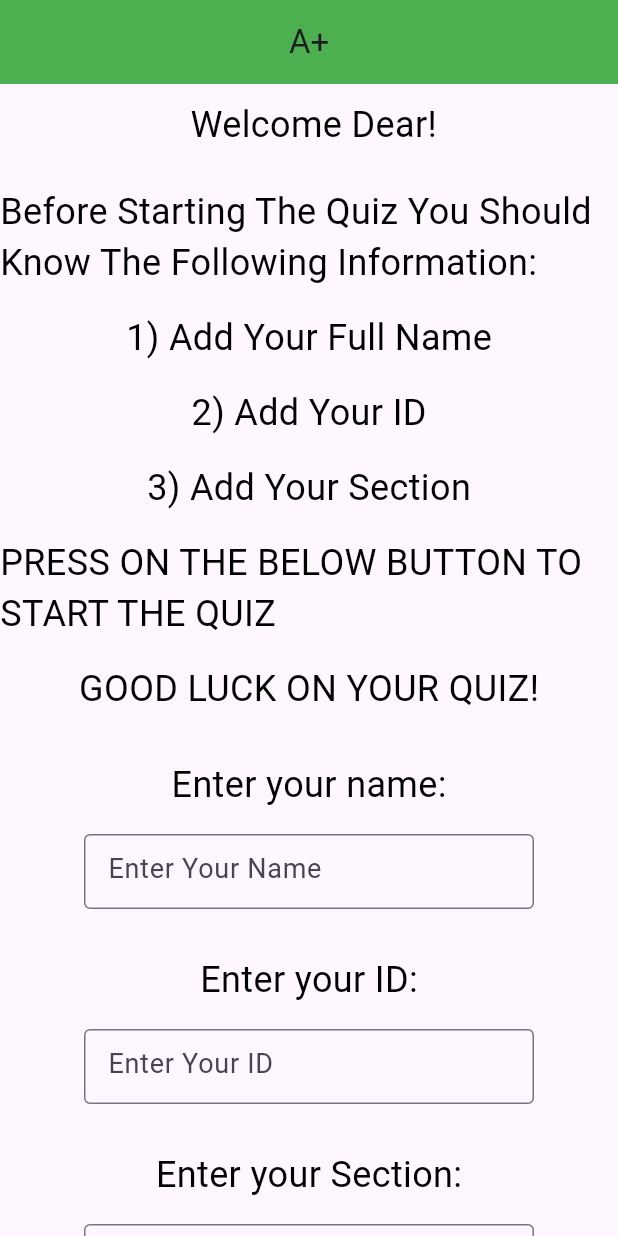
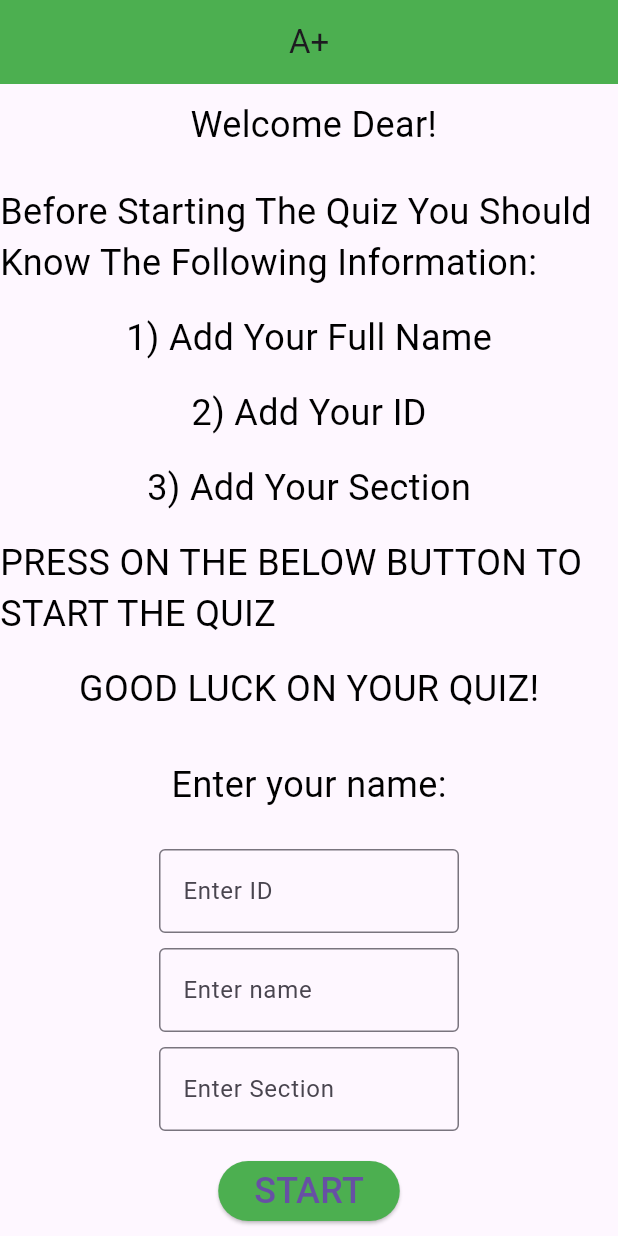
Before and after one commit to berrizahraa/project2, a Flutter app: the screen it shows after launch, on a phone screen of 412 x 824 dp. Run offline on Flutter 3.47's test engine with Material 3 defaults, Android fonts, the phone set to English and light mode, and no system bars.

Commit message:
initial commit

```diff
--- a/lib/home.dart
+++ b/lib/home.dart
@@ -1,6 +1,6 @@
 import 'package:flutter/material.dart';
+import 'package:project1/result.dart';
 import 'quiz.dart';
-
 
 class Home extends StatefulWidget {
   const Home({super.key});
@@ -10,9 +10,11 @@ class Home extends StatefulWidget {
 }
 
 class _HomeState extends State<Home> {
+  final GlobalKey<FormState> _formkey = GlobalKey<FormState>();
   final TextEditingController _controllerName = TextEditingController();
   final TextEditingController _controllerId = TextEditingController();
   final TextEditingController _controllerS = TextEditingController();
+  bool _loading = false;
 
 
   @override
@@ -21,60 +23,6 @@ class _HomeState extends State<Home> {
     _controllerId.dispose();
     _controllerS.dispose();
     super.dispose();
-  }
-
-  void openQuiz() {
-    try {
-      String name = _controllerName.text.trim();
-      String idText = _controllerId.text;
-      String section = _controllerS.text;
-
-      if (name.isEmpty || idText.isEmpty || section.isEmpty) {
-        ScaffoldMessenger.of(context).showSnackBar(
-          const SnackBar(content: Text('Please fill in all the fields')),
-        );
-        return;
-      }
-
-      int id;
-      try {
-        id = int.parse(idText);
-      } catch (e) {
-        ScaffoldMessenger.of(context).showSnackBar(
-          const SnackBar(content: Text('ID must be a valid number')),
-        );
-        return;
-      }
-
-      List<String> nameParts = name.split(' ');
-
-      if (nameParts.length >= 2 && _isAlpha(nameParts[0]) && _isAlpha(nameParts[1])) {
-        if (_isAlpha(section)) {
-          Navigator.of(context).push(
-            MaterialPageRoute(builder: (context) => const Quiz()),
-          );
-        } else {
-          ScaffoldMessenger.of(context).showSnackBar(
-            const SnackBar(content: Text('Section must contain only alphabetic characters')),
-          );
-        }
-      } else {
-        ScaffoldMessenger.of(context).showSnackBar(
-          const SnackBar(content: Text('Please enter a full name with at least two parts')),
-        );
-      }
-    } catch (e) {
-      ScaffoldMessenger.of(context).showSnackBar(
-        const SnackBar(content: Text('Check if all your information are correct')),
-      );
-    }
-  }
-
-
-
-  bool _isAlpha(String input) {
-    RegExp alphaPattern = RegExp(r'^[a-zA-Z]+$');
-    return alphaPattern.hasMatch(input);
   }
 
 
@@ -109,49 +57,85 @@ class _HomeState extends State<Home> {
               const SizedBox(height: 30.0,),
               const EditText(text: 'Enter your name:'),
               const SizedBox(height: 16.0,),
-              SizedBox(width: 300.0, height: 50.0,
-                      child: TextField(controller: _controllerName,keyboardType: TextInputType.text,
-                        style: const TextStyle(fontSize: 18.0),
+              Center(
+                child: Form(
+                  key: _formkey,
+                  child: Column(
+                    children: [
+                      const SizedBox(height: 10),
+                      SizedBox(width: 200,
+                          child:TextFormField(
+                            validator: (value) => (value == null || value.isEmpty)?'Please fill ID': null,
+                            controller: _controllerId,
                             decoration: const InputDecoration(
-                            border: OutlineInputBorder(), hintText: 'Enter Your Name'
+                                hintText: 'Enter ID',
+                                border: OutlineInputBorder()
+                            ),
+                          )),
+                      const SizedBox(height: 10),
+                      SizedBox(width: 200,
+                          child:TextFormField(
+                            validator: (value) => (value == null || value.isEmpty)?'Please fill name': null,
+                            controller: _controllerName,
+                            decoration: const InputDecoration(
+                                hintText: 'Enter name',
+                                border: OutlineInputBorder()
+                            ),
+                          )),
+                      const SizedBox(height: 10),
+                      SizedBox(width: 200,
+                          child:TextFormField(
+                            validator: (value) => (value == null || value.isEmpty)?'Please fill section': null,
+                            controller: _controllerS,
+                            decoration: const InputDecoration(
+                                hintText: 'Enter Section',
+                                border: OutlineInputBorder()
+                            ),
+                          )),
+                      const SizedBox(height: 16.0,),
+                      ElevatedButton(onPressed:_loading? null : (){
+                        if (_formkey.currentState!.validate()) {
+                          setState(() {
+                            _loading = true;
+                            Navigator.of(context).push(
+                              MaterialPageRoute(
+                                builder: (context) => Quiz(
+                                  id: int.parse(_controllerId.text),
+                                  name: _controllerName.text,
+                                  section: _controllerS.text,
                                 ),
                               ),
-                    ),
-              const SizedBox(height: 30.0,),
-              const EditText(text: 'Enter your ID:'),
-              const SizedBox(height: 16.0,),
-              SizedBox(width: 300.0, height: 50.0,
-                child: TextField(controller: _controllerId,keyboardType: TextInputType.number,
-                  style: const TextStyle(fontSize: 18.0),
-                  decoration: const InputDecoration(
-                      border: OutlineInputBorder(), hintText: 'Enter Your ID'
-                  ),
-                ),
-              ),
-
-              const SizedBox(height: 30.0,),
-              const EditText(text: 'Enter your Section:'),
-              const SizedBox(height: 16.0,),
-              SizedBox(width: 300.0, height: 50.0,
-                child: TextField(controller: _controllerS,keyboardType: TextInputType.text,
-                  style: const TextStyle(fontSize: 18.0),
-                  decoration: const InputDecoration(
-                      border: OutlineInputBorder(), hintText: 'Enter Your Section'
-                  ),
-                ),
-              ),
-              const SizedBox(height: 16.0,),
-              ElevatedButton(onPressed:openQuiz,
+                            );
+                          });
+                        }
+                      },
                           style: ElevatedButton.styleFrom(
                             backgroundColor: Colors.green,
                           ),
                           child: const Text('START', style: TextStyle(fontSize: 24.0),
                           )
                       ),
-              const SizedBox(height: 16.0,)
+                      const SizedBox(height: 16.0,),
+                      ElevatedButton(onPressed:(){
+                        Navigator.of(context).push(
+                            MaterialPageRoute(
+                              builder: (context) => Result(),
+                            )
+                        );
+                      },
+                          style: ElevatedButton.styleFrom(
+                            backgroundColor: Colors.green,
+                          ),
+                          child: const Text('GRADES', style: TextStyle(fontSize: 20.0),
+                          )
+                      ),
+                      const SizedBox(height: 16.0,),
+                      Visibility(visible: _loading ,child: const CircularProgressIndicator())
                     ],
                   )
-          )
+                ))
+            ],
+          ),),
       );
   }
 }
--- a/pubspec.yaml
+++ b/pubspec.yaml
@@ -35,6 +35,7 @@ dependencies:
   # The following adds the Cupertino Icons font to your application.
   # Use with the CupertinoIcons class for iOS style icons.
   cupertino_icons: ^1.0.2
+  http: ^1.1.0
 
 dev_dependencies:
   flutter_test:
```
Also changed, not shown: lib/Q&A.dart (+69 -0 lines), lib/quiz.dart (+56 -23 lines), lib/result.dart (added, +52 -0 lines), pubspec.lock, 3 other files. Lines whose indentation alone changed are shown as unchanged.
